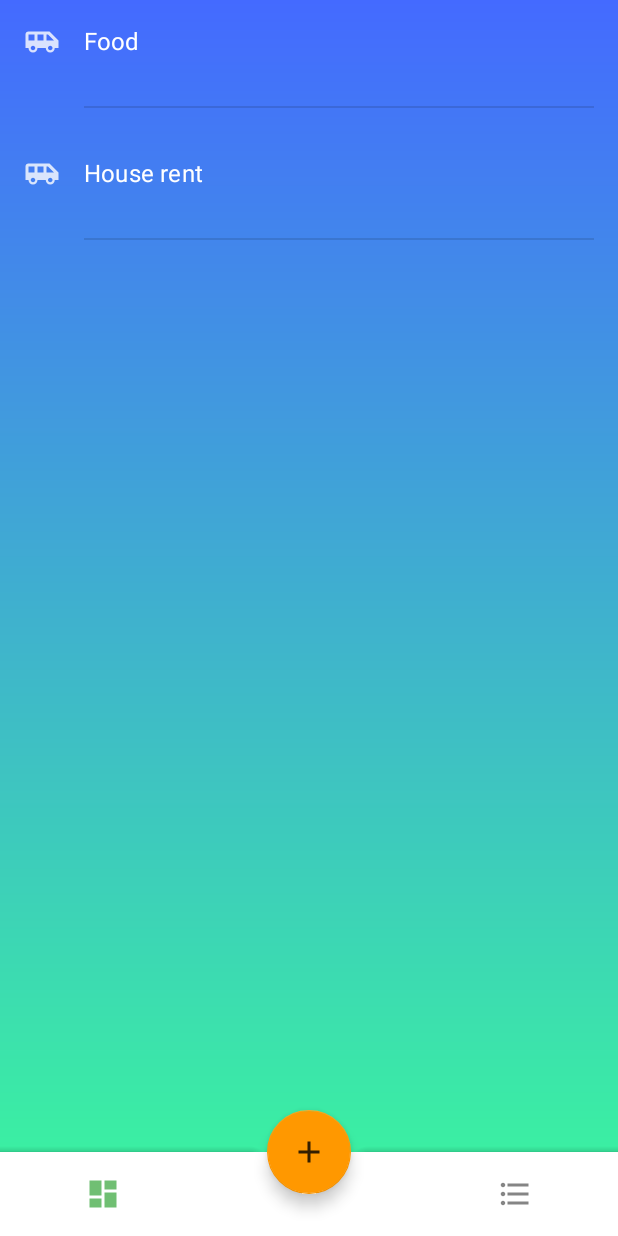
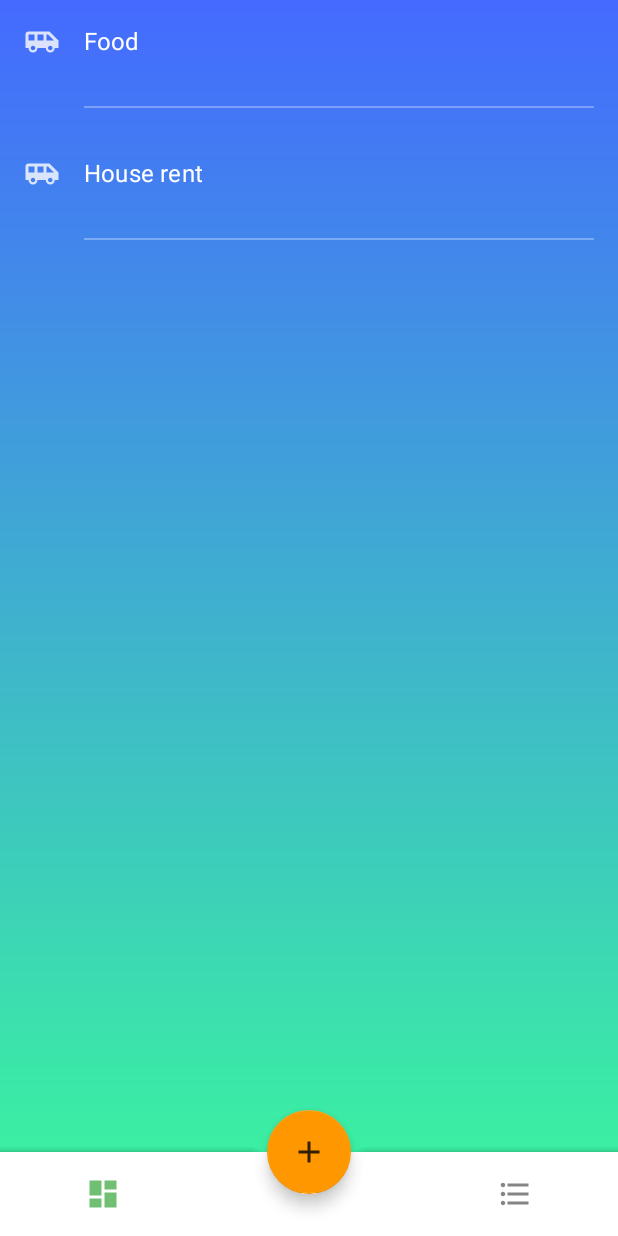
Before and after one commit to buiquanghuy23103/Fitsu, an Android app: the screen it shows after launch (MainActivity), on a phone screen of 412 x 824 dp. Run offline under Robolectric (Android 15) with nearby library versions, the phone set to English and light mode, and no system bars; our stand-ins replace Dagger/Hilt's generated code, Room's generated code, RxJava, Timber, data binding; 1 statement that could not run was skipped.

Commit message:
Change divider color

```diff
--- a/app/src/main/res/layout/category_item.xml
+++ b/app/src/main/res/layout/category_item.xml
@@ -60,7 +60,7 @@
             android:id="@+id/category_item_divider"
             android:layout_width="0dp"
             android:layout_height="1dp"
-            android:background="?android:attr/listDivider"
+            android:background="?attr/divider"
             app:layout_constraintEnd_toEndOf="parent"
             app:layout_constraintStart_toStartOf="@id/category_info_container"
             app:layout_constraintTop_toBottomOf="@id/category_info_container"
--- a/app/src/main/res/values/colors.xml
+++ b/app/src/main/res/values/colors.xml
@@ -4,6 +4,7 @@
     <color name="colorPrimaryDark">#3700B3</color>
     <color name="colorAccent">#03DAC5</color>
     <color name="white">#FFFFFF</color>
+    <color name="less_white">#4DFFFFFF</color>
     <color name="grey">#808080</color>
 
     <color name="background_startColor">#446AFF</color>
--- a/app/src/main/res/values/styles.xml
+++ b/app/src/main/res/values/styles.xml
@@ -9,6 +9,7 @@
         <item name="android:textColorPrimary">@color/white</item>
         <item name="android:textColorSecondary">@color/white</item>
         <item name="android:windowBackground">@drawable/background</item>
+        <item name="divider">@color/less_white</item>
     </style>
 
 </resources>
```
